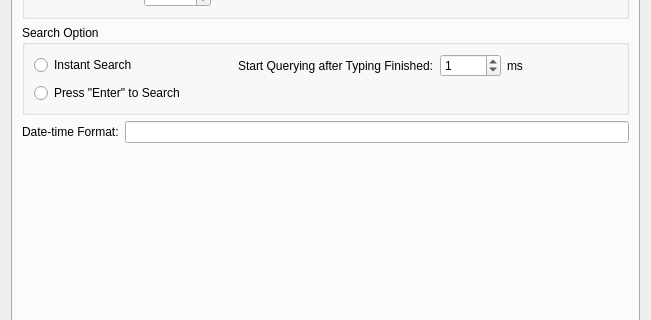
chg-hou/DawnlightSearch, file src/DawnlightSearch/Ui_advanced_setting_dialog.ui: the form before one commit; both pictures show x 0 to 651 and y 120 to 440 of the 651 by 545 pixel window.
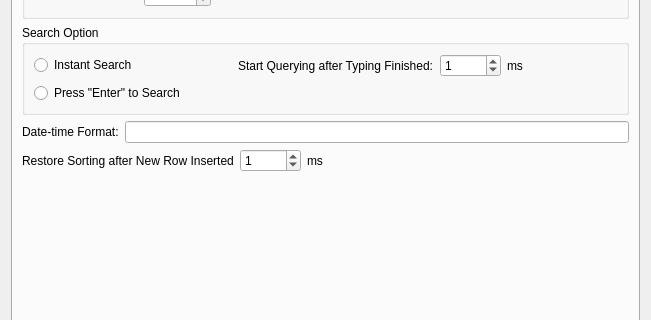
The form after the commit.

The edit to the form file:
```diff
--- a/src/DawnlightSearch/Ui_advanced_setting_dialog.ui
+++ b/src/DawnlightSearch/Ui_advanced_setting_dialog.ui
@@ -389,6 +389,71 @@
          </item>
         </layout>
        </item>
+       <item>
+        <layout class="QHBoxLayout" name="horizontalLayout_4">
+         <item>
+          <widget class="QLabel" name="label_query_chuck_size_7">
+           <property name="text">
+            <string>Restore Sorting after New Row Inserted</string>
+           </property>
+           <property name="wordWrap">
+            <bool>false</bool>
+           </property>
+          </widget>
+         </item>
+         <item>
+          <widget class="QSpinBox" name="spinBox_restor_sort_interval">
+           <property name="layoutDirection">
+            <enum>Qt::LeftToRight</enum>
+           </property>
+           <property name="autoFillBackground">
+            <bool>false</bool>
+           </property>
+           <property name="buttonSymbols">
+            <enum>QAbstractSpinBox::UpDownArrows</enum>
+           </property>
+           <property name="accelerated">
+            <bool>true</bool>
+           </property>
+           <property name="showGroupSeparator" stdset="0">
+            <bool>false</bool>
+           </property>
+           <property name="minimum">
+            <number>0</number>
+           </property>
+           <property name="maximum">
+            <number>10000</number>
+           </property>
+           <property name="value">
+            <number>1</number>
+           </property>
+          </widget>
+         </item>
+         <item>
+          <widget class="QLabel" name="label_query_chuck_size_8">
+           <property name="text">
+            <string>ms</string>
+           </property>
+           <property name="wordWrap">
+            <bool>false</bool>
+           </property>
+          </widget>
+         </item>
+         <item>
+          <spacer name="horizontalSpacer_4">
+           <property name="orientation">
+            <enum>Qt::Horizontal</enum>
+           </property>
+           <property name="sizeHint" stdset="0">
+            <size>
+             <width>40</width>
+             <height>20</height>
+            </size>
+           </property>
+          </spacer>
+         </item>
+        </layout>
+       </item>
        <item>
         <spacer name="verticalSpacer">
          <property name="orientation">
```
Left out of the diff: 18 changed lines with no effect on the pictures.
